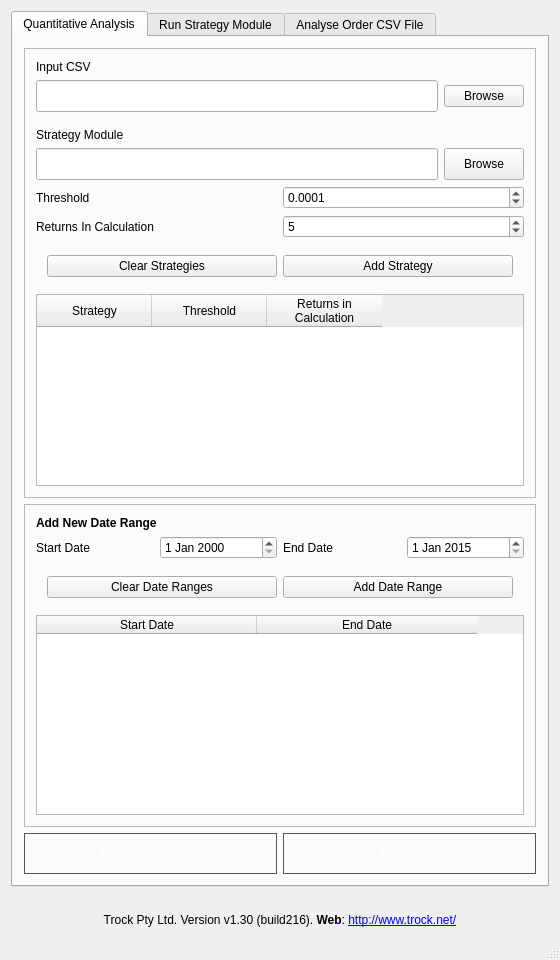
Old version of the form GUI_Mohamamd_2/mainwindow.ui in the repository mobeigi/Algorithmic-Trading.
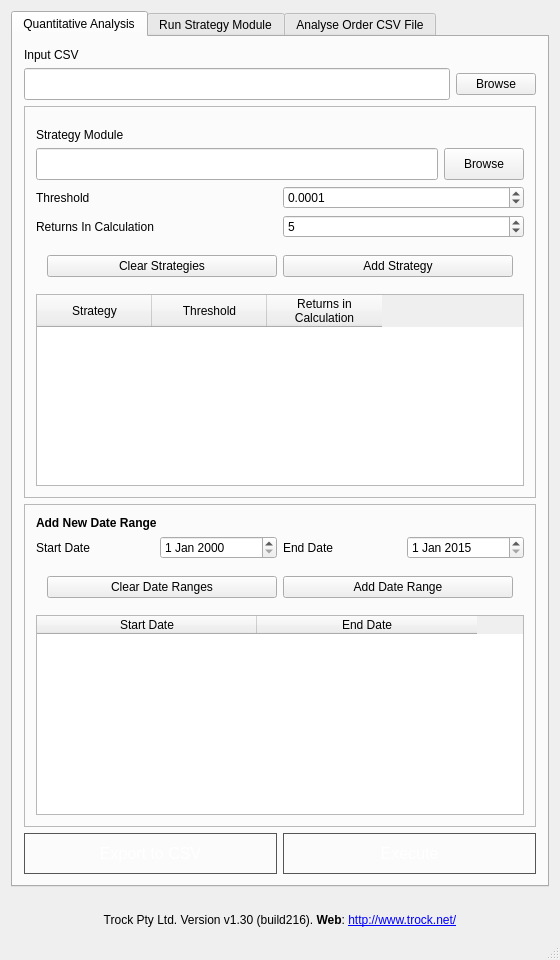
New version of the form. Icons and pictures are not drawn.

Commit message: added error checking

Diff of the .ui file:
```diff
--- a/GUI_Mohamamd_2/mainwindow.ui
+++ b/GUI_Mohamamd_2/mainwindow.ui
@@ -54,15 +54,6 @@
        </attribute>
        <layout class="QVBoxLayout" name="verticalLayout_8">
         <item>
-         <widget class="QFrame" name="frame">
-          <property name="frameShape">
-           <enum>QFrame::StyledPanel</enum>
-          </property>
-          <property name="frameShadow">
-           <enum>QFrame::Raised</enum>
-          </property>
-          <layout class="QVBoxLayout" name="verticalLayout_9">
-           <item>
             <widget class="QLabel" name="label">
              <property name="font">
               <font>
@@ -109,6 +100,15 @@
              </item>
             </layout>
            </item>
+        <item>
+         <widget class="QFrame" name="frame">
+          <property name="frameShape">
+           <enum>QFrame::StyledPanel</enum>
+          </property>
+          <property name="frameShadow">
+           <enum>QFrame::Raised</enum>
+          </property>
+          <layout class="QVBoxLayout" name="verticalLayout_9">
            <item>
             <spacer name="horizontalSpacer">
              <property name="orientation">
```
Lines whose indentation alone changed are shown as unchanged. The commit also changes 1 other file.
